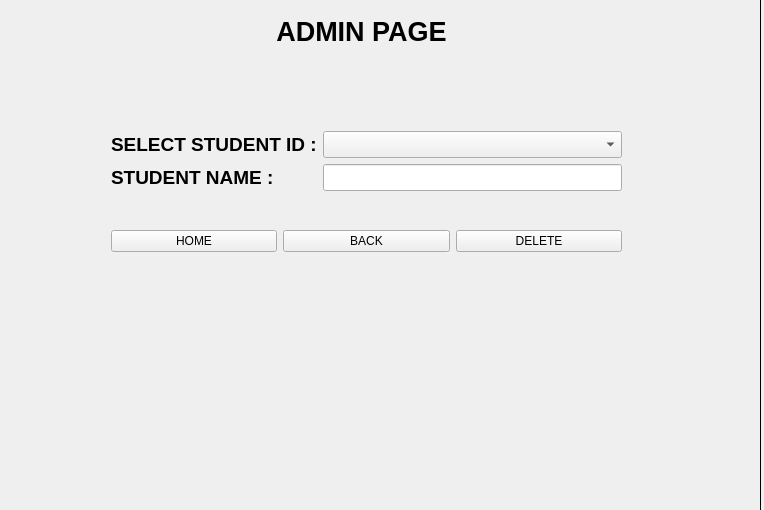
Before: the Qt Designer form adminstudent_edit.ui in Shasank12345/QT_PROJECT, drawn with Qt 5.
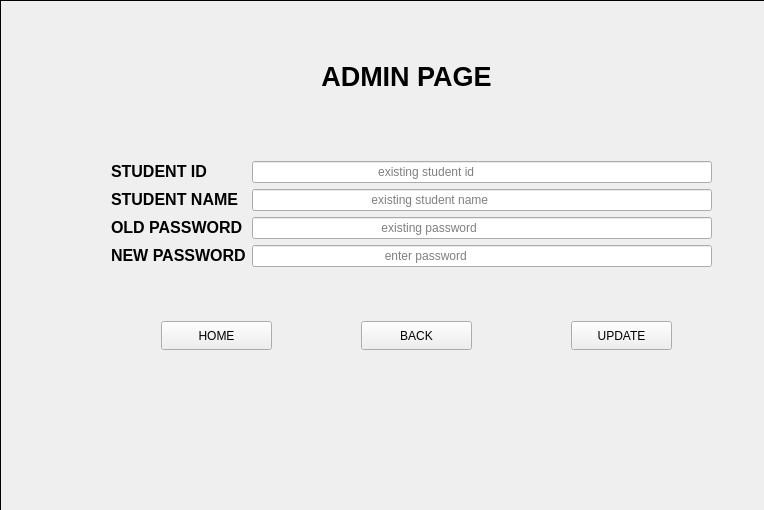
After: the same form once the commit is applied. The open tabs and pages were chosen to show the change. Icons and pictures are not drawn.

What changed in the file:
```diff
--- a/adminstudent_edit.ui
+++ b/adminstudent_edit.ui
@@ -22,8 +22,8 @@
   <widget class="QStackedWidget" name="stackedWidget">
    <property name="geometry">
     <rect>
-     <x>-10</x>
-     <y>-10</y>
+     <x>0</x>
+     <y>0</y>
      <width>771</width>
      <height>521</height>
     </rect>
@@ -1528,6 +1528,9 @@
           <pointsize>12</pointsize>
          </font>
         </property>
+        <property name="styleSheet">
+         <string notr="true">color: rgb(0, 0, 0);</string>
+        </property>
        </widget>
       </item>
       <item row="1" column="0">
@@ -1552,6 +1555,9 @@
           <pointsize>12</pointsize>
          </font>
         </property>
+        <property name="styleSheet">
+         <string notr="true">color: rgb(0, 0, 0);</string>
+        </property>
        </widget>
       </item>
      </layout>
@@ -1599,6 +1605,176 @@
      </layout>
     </widget>
    </widget>
+   <widget class="QWidget" name="page_10">
+    <widget class="QLabel" name="label_41">
+     <property name="geometry">
+      <rect>
+       <x>290</x>
+       <y>40</y>
+       <width>231</width>
+       <height>71</height>
+      </rect>
+     </property>
+     <property name="styleSheet">
+      <string notr="true">color: rgb(0, 0, 0);</string>
+     </property>
+     <property name="text">
+      <string>&lt;html&gt;&lt;head/&gt;&lt;body&gt;&lt;p align=&quot;center&quot;&gt;&lt;span style=&quot; font-size:20pt; font-weight:700;&quot;&gt;ADMIN PAGE&lt;/span&gt;&lt;/p&gt;&lt;/body&gt;&lt;/html&gt;</string>
+     </property>
+    </widget>
+    <widget class="QWidget" name="formLayoutWidget_9">
+     <property name="geometry">
+      <rect>
+       <x>110</x>
+       <y>160</y>
+       <width>601</width>
+       <height>151</height>
+      </rect>
+     </property>
+     <layout class="QFormLayout" name="formLayout_6">
+      <item row="0" column="0">
+       <widget class="QLabel" name="label_42">
+        <property name="styleSheet">
+         <string notr="true">color: rgb(0, 0, 0);</string>
+        </property>
+        <property name="text">
+         <string>&lt;html&gt;&lt;head/&gt;&lt;body&gt;&lt;p&gt;&lt;span style=&quot; font-size:12pt; font-weight:700;&quot;&gt;STUDENT ID&lt;/span&gt;&lt;/p&gt;&lt;/body&gt;&lt;/html&gt;</string>
+        </property>
+       </widget>
+      </item>
+      <item row="0" column="1">
+       <widget class="QLineEdit" name="LINEEDIT100">
+        <property name="styleSheet">
+         <string notr="true">color: rgb(0, 0, 0);</string>
+        </property>
+        <property name="text">
+         <string/>
+        </property>
+        <property name="placeholderText">
+         <string>                                     existing student id</string>
+        </property>
+       </widget>
+      </item>
+      <item row="1" column="0">
+       <widget class="QLabel" name="label_43">
+        <property name="styleSheet">
+         <string notr="true">color: rgb(0, 0, 0);</string>
+        </property>
+        <property name="text">
+         <string>&lt;html&gt;&lt;head/&gt;&lt;body&gt;&lt;p&gt;&lt;span style=&quot; font-size:12pt; font-weight:700;&quot;&gt;STUDENT NAME&lt;/span&gt;&lt;/p&gt;&lt;/body&gt;&lt;/html&gt;</string>
+        </property>
+       </widget>
+      </item>
+      <item row="1" column="1">
+       <widget class="QLineEdit" name="lineEdit101">
+        <property name="styleSheet">
+         <string notr="true">color: rgb(0, 0, 0);</string>
+        </property>
+        <property name="text">
+         <string/>
+        </property>
+        <property name="placeholderText">
+         <string>                                   existing student name</string>
+        </property>
+       </widget>
+      </item>
+      <item row="2" column="0">
+       <widget class="QLabel" name="label_44">
+        <property name="styleSheet">
+         <string notr="true">color: rgb(0, 0, 0);</string>
+        </property>
+        <property name="text">
+         <string>&lt;html&gt;&lt;head/&gt;&lt;body&gt;&lt;p&gt;&lt;span style=&quot; font-size:12pt; font-weight:700;&quot;&gt;OLD PASSWORD&lt;/span&gt;&lt;/p&gt;&lt;/body&gt;&lt;/html&gt;</string>
+        </property>
+       </widget>
+      </item>
+      <item row="2" column="1">
+       <widget class="QLineEdit" name="lineEdit102">
+        <property name="styleSheet">
+         <string notr="true">color: rgb(0, 0, 0);</string>
+        </property>
+        <property name="text">
+         <string/>
+        </property>
+        <property name="placeholderText">
+         <string>                                      existing password</string>
+        </property>
+       </widget>
+      </item>
+      <item row="3" column="0">
+       <widget class="QLabel" name="label_45">
+        <property name="styleSheet">
+         <string notr="true">color: rgb(0, 0, 0);</string>
+        </property>
+        <property name="text">
+         <string>&lt;html&gt;&lt;head/&gt;&lt;body&gt;&lt;p&gt;&lt;span style=&quot; font-size:12pt; font-weight:700;&quot;&gt;NEW PASSWORD&lt;/span&gt;&lt;/p&gt;&lt;/body&gt;&lt;/html&gt;</string>
+        </property>
+       </widget>
+      </item>
+      <item row="3" column="1">
+       <widget class="QLineEdit" name="lineEdit105">
+        <property name="styleSheet">
+         <string notr="true">color: rgb(0, 0, 0);</string>
+        </property>
+        <property name="text">
+         <string/>
+        </property>
+        <property name="placeholderText">
+         <string>                                       enter password</string>
+        </property>
+       </widget>
+      </item>
+     </layout>
+    </widget>
+    <widget class="QPushButton" name="home222">
+     <property name="geometry">
+      <rect>
+       <x>160</x>
+       <y>320</y>
+       <width>111</width>
+       <height>29</height>
+      </rect>
+     </property>
+     <property name="styleSheet">
+      <string notr="true">color: rgb(0, 0, 0);</string>
+     </property>
+     <property name="text">
+      <string>HOME</string>
+     </property>
+    </widget>
+    <widget class="QPushButton" name="back99">
+     <property name="geometry">
+      <rect>
+       <x>360</x>
+       <y>320</y>
+       <width>111</width>
+       <height>29</height>
+      </rect>
+     </property>
+     <property name="styleSheet">
+      <string notr="true">color: rgb(0, 0, 0);</string>
+     </property>
+     <property name="text">
+      <string>BACK</string>
+     </property>
+    </widget>
+    <widget class="QPushButton" name="update100">
+     <property name="geometry">
+      <rect>
+       <x>570</x>
+       <y>320</y>
+       <width>101</width>
+       <height>29</height>
+      </rect>
+     </property>
+     <property name="styleSheet">
+      <string notr="true">color: rgb(0, 0, 0);</string>
+     </property>
+     <property name="text">
+      <string>UPDATE</string>
+     </property>
+    </widget>
+   </widget>
   </widget>
  </widget>
  <resources/>
```
Left out of the diff: 77 changed lines with no effect on the pictures.
